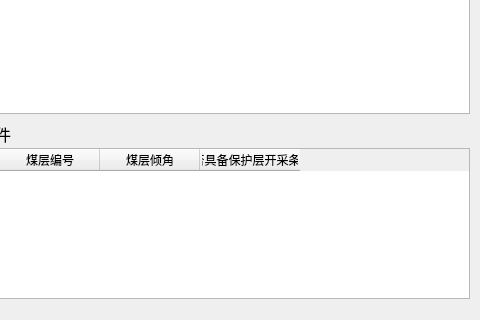
Above: python/cbm/uifiles/decision_dlg.ui from wyrover/cbm before the change; both pictures show x 111 to 591 and y 95 to 415 of the 591 by 659 pixel window. Below: the same form after it.
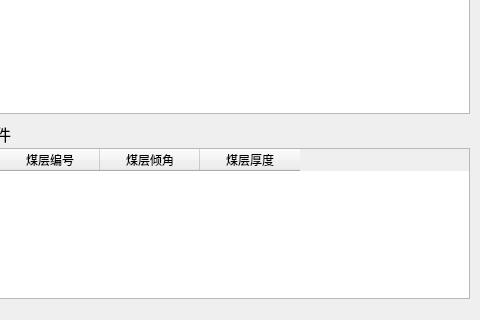
That is the form after the change. Icons and pictures are not drawn.

Diff of the .ui file:
```diff
--- a/python/cbm/uifiles/decision_dlg.ui
+++ b/python/cbm/uifiles/decision_dlg.ui
@@ -103,7 +103,7 @@
     </column>
     <column>
      <property name="text">
-      <string>是否具备保护层开采条件?</string>
+      <string>煤层厚度</string>
      </property>
     </column>
    </widget>
```
Left out of the diff: 72 changed lines with no effect on the pictures.
